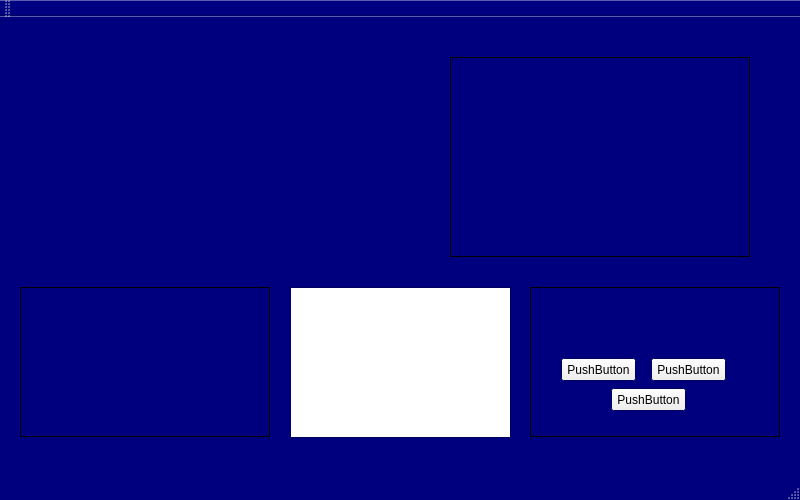
This is mainwindow.ui in Xannada/TBG as Qt 5 draws it before an edit. The edited form follows.
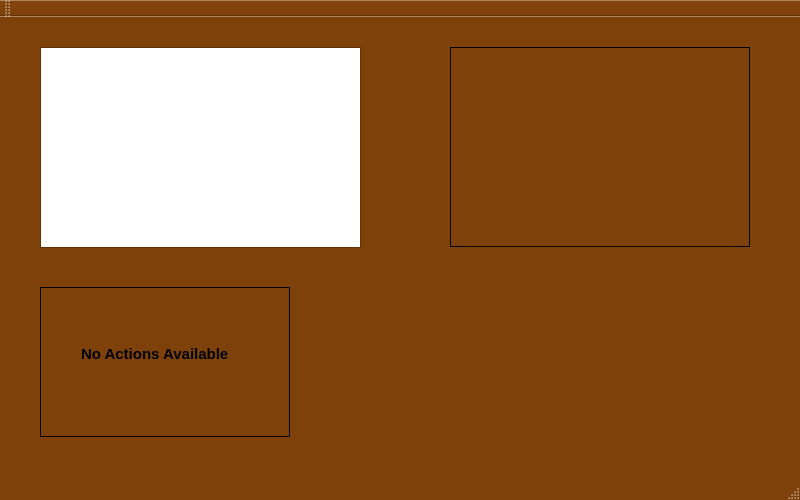
This is the edited form. The open tabs and pages were chosen to show the change. Icons and pictures are not drawn.

```diff
--- a/mainwindow.ui
+++ b/mainwindow.ui
@@ -46,9 +46,9 @@
      <colorrole role="Window">
       <brush brushstyle="SolidPattern">
        <color alpha="255">
-        <red>0</red>
-        <green>0</green>
-        <blue>127</blue>
+        <red>127</red>
+        <green>65</green>
+        <blue>10</blue>
        </color>
       </brush>
      </colorrole>
@@ -66,9 +66,9 @@
      <colorrole role="Window">
       <brush brushstyle="SolidPattern">
        <color alpha="255">
-        <red>0</red>
-        <green>0</green>
-        <blue>127</blue>
+        <red>127</red>
+        <green>65</green>
+        <blue>10</blue>
        </color>
       </brush>
      </colorrole>
@@ -77,18 +77,18 @@
      <colorrole role="Base">
       <brush brushstyle="SolidPattern">
        <color alpha="255">
-        <red>0</red>
-        <green>0</green>
-        <blue>127</blue>
+        <red>127</red>
+        <green>65</green>
+        <blue>10</blue>
        </color>
       </brush>
      </colorrole>
      <colorrole role="Window">
       <brush brushstyle="SolidPattern">
        <color alpha="255">
-        <red>0</red>
-        <green>0</green>
-        <blue>127</blue>
+        <red>127</red>
+        <green>65</green>
+        <blue>10</blue>
        </color>
       </brush>
      </colorrole>
@@ -106,7 +106,7 @@
     <property name="geometry">
      <rect>
       <x>450</x>
-      <y>40</y>
+      <y>30</y>
       <width>300</width>
       <height>200</height>
      </rect>
@@ -130,10 +130,10 @@
      <string/>
     </property>
    </widget>
-   <widget class="QStackedWidget" name="MoveWin">
+   <widget class="QStackedWidget" name="ActionWin">
     <property name="geometry">
      <rect>
-      <x>530</x>
+      <x>40</x>
       <y>270</y>
       <width>250</width>
       <height>150</height>
@@ -145,130 +145,184 @@
     <property name="currentIndex">
      <number>0</number>
     </property>
-    <widget class="QWidget" name="DefaultMove">
-     <widget class="QPushButton" name="pushButton_2">
+    <widget class="QWidget" name="NoAction">
+     <widget class="QLabel" name="label">
       <property name="geometry">
        <rect>
-        <x>120</x>
-        <y>70</y>
-        <width>75</width>
-        <height>23</height>
+        <x>40</x>
+        <y>50</y>
+        <width>161</width>
+        <height>31</height>
        </rect>
       </property>
+      <property name="font">
+       <font>
+        <pointsize>11</pointsize>
+        <weight>75</weight>
+        <bold>true</bold>
+       </font>
+      </property>
       <property name="text">
-       <string>PushButton</string>
+       <string>No Actions Available</string>
       </property>
      </widget>
-     <widget class="QPushButton" name="pushButton_3">
+    </widget>
+    <widget class="QWidget" name="ActionPage1">
+     <widget class="QPushButton" name="pushButton">
       <property name="geometry">
        <rect>
         <x>80</x>
-        <y>100</y>
+        <y>40</y>
         <width>75</width>
         <height>23</height>
        </rect>
       </property>
       <property name="text">
-       <string>PushButton</string>
+       <string>Open</string>
       </property>
-     </widget>
-     <widget class="QPushButton" name="pushButton_4">
-      <property name="geometry">
-       <rect>
-        <x>30</x>
-        <y>70</y>
-        <width>75</width>
-        <height>23</height>
-       </rect>
-      </property>
-      <property name="text">
-       <string>PushButton</string>
+      <property name="flat">
+       <bool>true</bool>
       </property>
      </widget>
     </widget>
-    <widget class="QWidget" name="page_2"/>
-   </widget>
-   <widget class="QStackedWidget" name="ActionWin">
-    <property name="geometry">
-     <rect>
-      <x>20</x>
-      <y>270</y>
-      <width>250</width>
-      <height>150</height>
-     </rect>
-    </property>
-    <property name="frameShape">
-     <enum>QFrame::Box</enum>
-    </property>
-    <widget class="QWidget" name="NoAction"/>
-    <widget class="QWidget" name="page_4"/>
    </widget>
    <widget class="QListView" name="listView">
     <property name="geometry">
      <rect>
-      <x>290</x>
+      <x>40</x>
+      <y>30</y>
+      <width>321</width>
+      <height>201</height>
+     </rect>
+    </property>
+   </widget>
+   <widget class="QPushButton" name="UpArrow">
+    <property name="geometry">
+     <rect>
+      <x>600</x>
+      <y>250</y>
+      <width>91</width>
+      <height>61</height>
+     </rect>
+    </property>
+    <property name="text">
+     <string/>
+    </property>
+    <property name="flat">
+     <bool>true</bool>
+    </property>
+   </widget>
+   <widget class="QPushButton" name="DownArrow">
+    <property name="geometry">
+     <rect>
+      <x>600</x>
+      <y>360</y>
+      <width>91</width>
+      <height>61</height>
+     </rect>
+    </property>
+    <property name="text">
+     <string/>
+    </property>
+    <property name="flat">
+     <bool>true</bool>
+    </property>
+   </widget>
+   <widget class="QPushButton" name="LeftArrow">
+    <property name="geometry">
+     <rect>
+      <x>530</x>
+      <y>290</y>
+      <width>61</width>
+      <height>91</height>
+     </rect>
+    </property>
+    <property name="text">
+     <string/>
+    </property>
+    <property name="flat">
+     <bool>true</bool>
+    </property>
+   </widget>
+   <widget class="QPushButton" name="RightArrow">
+    <property name="geometry">
+     <rect>
+      <x>700</x>
+      <y>290</y>
+      <width>61</width>
+      <height>91</height>
+     </rect>
+    </property>
+    <property name="text">
+     <string/>
+    </property>
+    <property name="flat">
+     <bool>true</bool>
+    </property>
+   </widget>
+   <widget class="QWidget" name="">
+    <property name="geometry">
+     <rect>
+      <x>500</x>
       <y>270</y>
-      <width>221</width>
-      <height>151</height>
+      <width>321</width>
+      <height>130</height>
      </rect>
     </property>
+    <layout class="QHBoxLayout" name="SideArrows">
+     <item>
+      <widget class="QLabel" name="LeftLabel">
+       <property name="text">
+        <string/>
+       </property>
+       <property name="pixmap">
+        <pixmap resource="images.qrc">:/pics/images/arrowLeft.png</pixmap>
+       </property>
+      </widget>
+     </item>
+     <item>
+      <widget class="QLabel" name="RightLabel">
+       <property name="text">
+        <string/>
+       </property>
+       <property name="pixmap">
+        <pixmap resource="images.qrc">:/pics/images/arrowRight.png</pixmap>
+       </property>
+      </widget>
+     </item>
+    </layout>
    </widget>
-   <widget class="QLabel" name="label">
+   <widget class="QWidget" name="">
     <property name="geometry">
      <rect>
-      <x>100</x>
-      <y>100</y>
-      <width>131</width>
-      <height>111</height>
+      <x>580</x>
+      <y>240</y>
+      <width>130</width>
+      <height>201</height>
      </rect>
     </property>
-    <property name="text">
-     <string/>
-    </property>
-    <property name="pixmap">
-     <pixmap resource="images.qrc">:/pics/images/arrowUp.png</pixmap>
-    </property>
-   </widget>
-   <widget class="QLabel" name="label_2">
-    <property name="geometry">
-     <rect>
-      <x>300</x>
-      <y>80</y>
-      <width>141</width>
-      <height>111</height>
-     </rect>
-    </property>
-    <property name="text">
-     <string/>
-    </property>
-    <property name="pixmap">
-     <pixmap resource="nyu.qrc">:/new/prefix/images/arrowUp.png</pixmap>
-    </property>
-   </widget>
-   <widget class="QPushButton" name="UpMain">
-    <property name="enabled">
-     <bool>true</bool>
-    </property>
-    <property name="geometry">
-     <rect>
-      <x>114</x>
-      <y>102</y>
-      <width>101</width>
-      <height>81</height>
-     </rect>
-    </property>
-    <property name="text">
-     <string/>
-    </property>
-    <property name="shortcut">
-     <string>Up</string>
-    </property>
-    <property name="checkable">
-     <bool>false</bool>
-    </property>
-    <property name="flat">
-     <bool>true</bool>
-    </property>
+    <layout class="QVBoxLayout" name="vertArrows">
+     <item>
+      <widget class="QLabel" name="UpLabel">
+       <property name="text">
+        <string/>
+       </property>
+       <property name="pixmap">
+        <pixmap resource="images.qrc">:/pics/images/arrowUp.png</pixmap>
+       </property>
+      </widget>
+     </item>
+     <item>
+      <widget class="QLabel" name="DownLabel">
+       <property name="text">
+        <string/>
+       </property>
+       <property name="pixmap">
+        <pixmap resource="images.qrc">:/pics/images/arrowDown.png</pixmap>
+       </property>
+      </widget>
+     </item>
+    </layout>
    </widget>
   </widget>
   <widget class="QMenuBar" name="menuBar">
```
Left out of the diff: 3 changed lines with no effect on the pictures.
